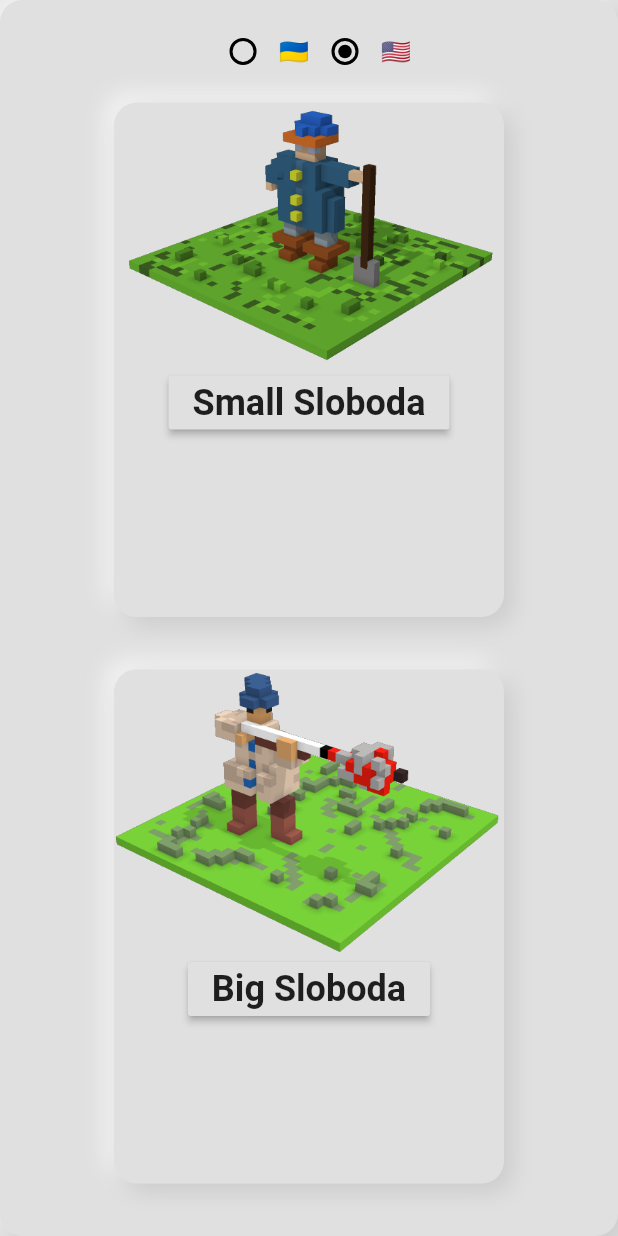
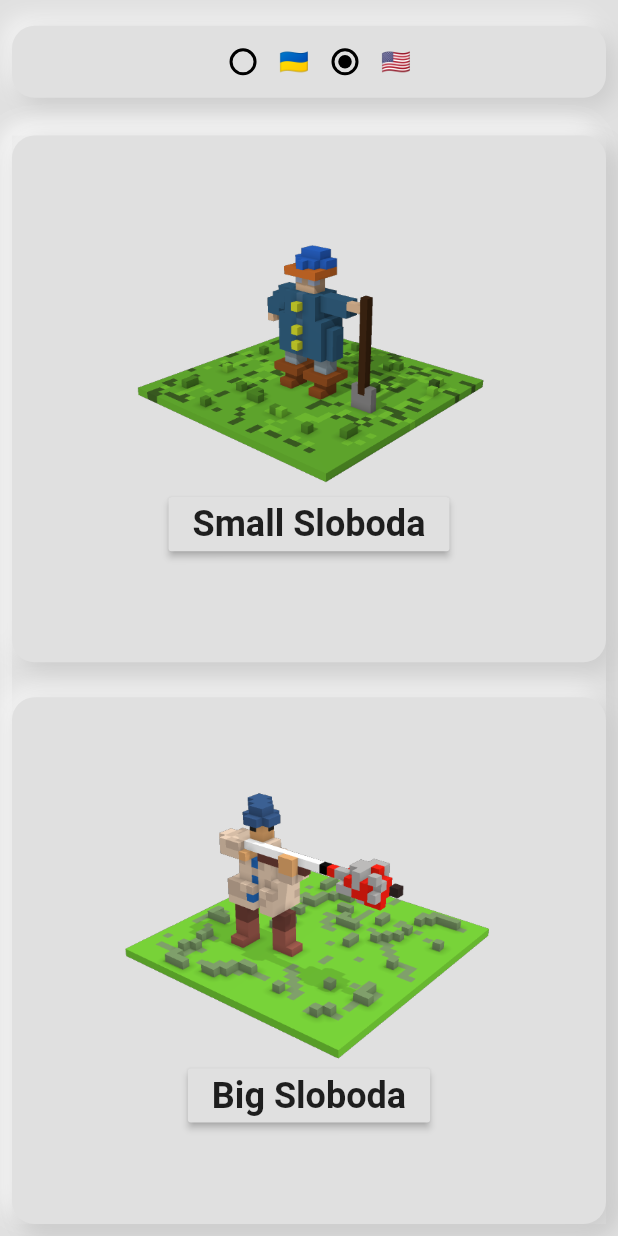
Before and after one commit to ManoyloK/sloboda, a Flutter app: the screen it shows after launch, on a phone screen of 412 x 824 dp. Run offline on Flutter 3.47's test engine with Material 2 defaults, Android fonts, the phone set to English and light mode, and no system bars; drawn by our look-alikes of clay_containers; our stand-ins replace rxdart, shared_preferences; missing offline and left inert: dart:js, fluri.

Commit message:
Added LayoutBuilder for Create Sloboda View.

```diff
--- a/lib/components/divider.dart
+++ b/lib/components/divider.dart
@@ -1,10 +1,12 @@
 import 'package:flutter/material.dart';
+
+const DIVIDER_VALUE = 35.0;
 
 class VDivider extends StatelessWidget {
   @override
   Widget build(BuildContext context) {
     return SizedBox(
-      height: 35,
+      height: DIVIDER_VALUE,
     );
   }
 }
@@ -13,7 +15,16 @@ class HDivider extends StatelessWidget {
   @override
   Widget build(BuildContext context) {
     return SizedBox(
-      width: 35,
+      width: DIVIDER_VALUE,
     );
   }
 }
+
+class AllDivider extends StatelessWidget {
+  @override
+  Widget build(BuildContext context) {
+    return SizedBox(
+      width: DIVIDER_VALUE,
+    );
+  }
+}
--- a/lib/views/create_sloboda.dart
+++ b/lib/views/create_sloboda.dart
@@ -33,13 +33,14 @@ class _CreateSlobodaViewState extends State<CreateSlobodaView> {
         builder: (context, snapshot) {
           if (snapshot.hasData) {
             return SafeArea(
-              child: SoftContainer(
               child: Column(
-                  mainAxisAlignment: MainAxisAlignment.start,
                 crossAxisAlignment: CrossAxisAlignment.stretch,
-                  children: [
+                children: <Widget>[
                   Expanded(
                     flex: 1,
+                    child: Padding(
+                      padding: const EdgeInsets.all(8.0),
+                      child: SoftContainer(
                         child: LocaleSelection(
                           locale: SlobodaLocalizations.locale,
                           onLocaleChanged: (Locale locale) {
@@ -49,15 +50,63 @@ class _CreateSlobodaViewState extends State<CreateSlobodaView> {
                           },
                         ),
                       ),
+                    ),
+                  ),
                   Expanded(
-                      flex: 5,
+                    flex: 9,
+                    child: Padding(
+                      padding: const EdgeInsets.all(8.0),
+                      child: SoftContainer(
+                        child: LayoutBuilder(
+                          builder: (context, constraints) {
+                            if (constraints.maxWidth > constraints.maxHeight) {
+                              return Padding(
+                                padding: const EdgeInsets.all(8.0),
+                                child: Row(
+                                  mainAxisAlignment:
+                                      MainAxisAlignment.spaceEvenly,
+                                  crossAxisAlignment:
+                                      CrossAxisAlignment.stretch,
+                                  children: _buildChildren(context),
+                                ),
+                              );
+                            } else {
+                              return Column(
+                                mainAxisAlignment: MainAxisAlignment.center,
+                                crossAxisAlignment: CrossAxisAlignment.stretch,
+                                children: _buildChildren(context),
+                              );
+                            }
+                          },
+                        ),
+                      ),
+                    ),
+                  ),
+                ],
+              ),
+            );
+          } else {
+            return Container();
+          }
+        },
+      ),
+    );
+  }
+
+  _buildChildren(BuildContext context) {
+    var width = MediaQuery.of(context).size.width;
+    var imageWidth = width * 0.6;
+    return [
+      Expanded(
+        flex: 15,
+        child: SoftContainer(
           child: FullWidth(
-                        child: SoftContainer(
             child: Column(
+              mainAxisAlignment: MainAxisAlignment.center,
               children: <Widget>[
                 Image.asset(
                   "images/city_props/citizen.png",
-                                width: 260,
+                  width: imageWidth,
                 ),
                 RaisedButton(
                   child: Text(SlobodaLocalizations.normalSloboda),
@@ -76,15 +125,20 @@ class _CreateSlobodaViewState extends State<CreateSlobodaView> {
           ),
         ),
       ),
-                    VDivider(),
       Expanded(
-                      flex: 5,
+        flex: 1,
+        child: AllDivider(),
+      ),
+      Expanded(
+        flex: 15,
         child: SoftContainer(
+          child: FullWidth(
             child: Column(
+              mainAxisAlignment: MainAxisAlignment.center,
               children: <Widget>[
                 Image.asset(
                   "images/city_props/cossack.png",
-                              width: 260,
+                  width: imageWidth,
                 ),
                 RaisedButton(
                   child: Text(SlobodaLocalizations.bigSloboda),
@@ -105,16 +159,7 @@ class _CreateSlobodaViewState extends State<CreateSlobodaView> {
             ),
           ),
         ),
-                    VDivider(),
-                  ],
       ),
-              ),
-            );
-          } else {
-            return Container();
-          }
-        },
-      ),
-    );
+    ];
   }
 }
--- a/lib/views/locale_selection.dart
+++ b/lib/views/locale_selection.dart
@@ -41,7 +41,11 @@ class _LocaleSelectionState extends State<LocaleSelection> {
 
   void _setNewLocale(String newValue) async {
     UrlParser.updateLanguage(newValue);
-    await AppPreferences.instance.setUILanguage(newValue);
+    try {
+      await AppPreferences.instance.setUILanguage(newValue);
+    } catch (e) {
+      print('Error saving new ui language to app preferences.');
+    }
     if (widget.onLocaleChanged != null) {
       widget.onLocaleChanged(Locale(newValue));
     }
```
Lines whose indentation alone changed are shown as unchanged.
